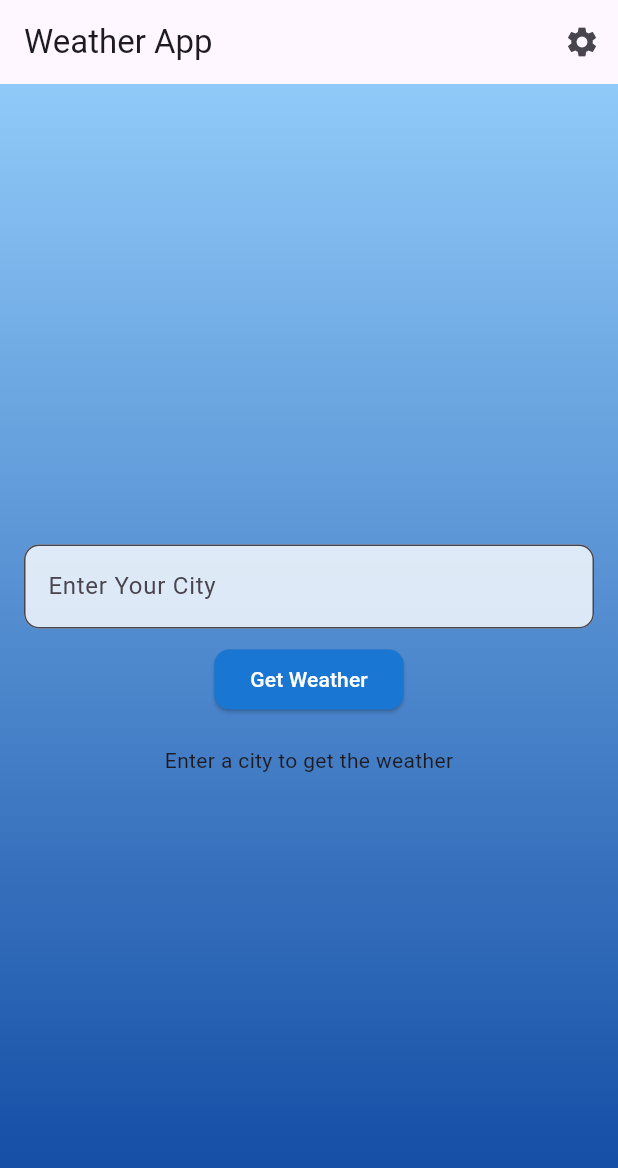
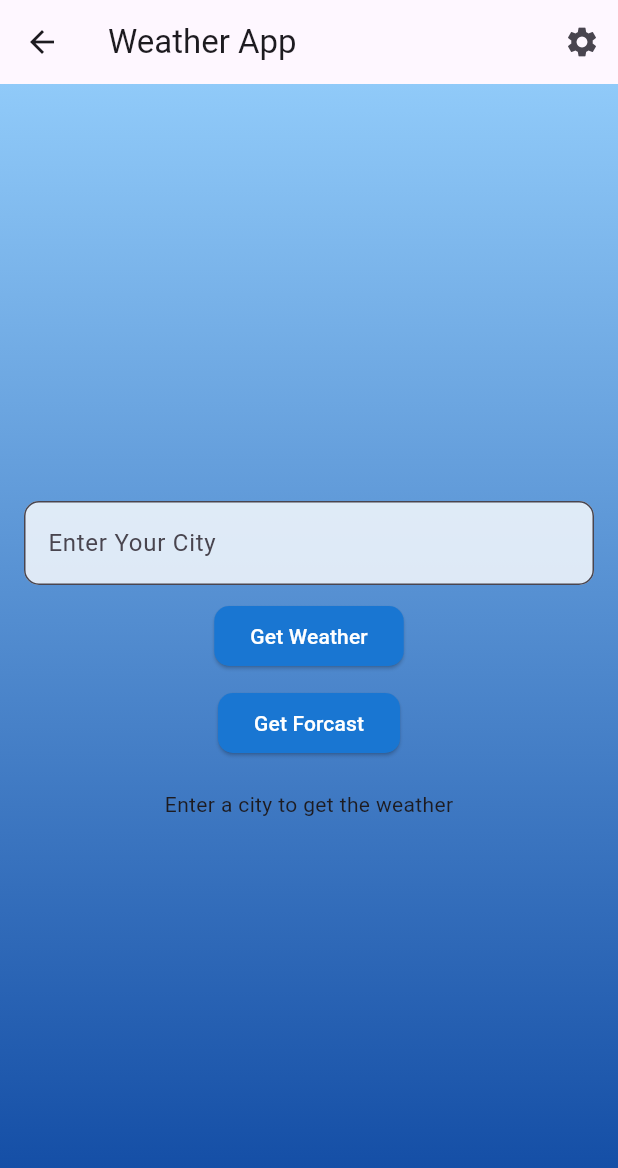
Before and after one commit to Sacolith/weather_app, a Flutter app: the HomeScreen screen opened directly, on a phone screen of 412 x 824 dp. Shown: the top 1168 px of the screen. Run offline on Flutter 3.47's test engine with Material 3 defaults, Android fonts, the phone set to English and light mode, and no system bars; our stand-ins replace flutter_dotenv, shared_preferences; accounts and stored records are empty; network calls fail.

Commit message:
third commit

```diff
--- a/lib/main.dart
+++ b/lib/main.dart
@@ -1,6 +1,6 @@
 import 'package:flutter/material.dart';
 import 'package:flutter_dotenv/flutter_dotenv.dart';
-import 'package:weather_app/screens/home_sreen.dart';
+import 'package:weather_app/routes.dart';
 
 void main() async{
   await dotenv.load(fileName: "assets/.env");
@@ -16,7 +16,8 @@ class MainApp extends StatelessWidget {
       theme: ThemeData(
         primarySwatch: Colors.blue
       ),
-      home: const HomeScreen()
+      initialRoute: '/home',
+      routes: Routes.getRoutes(),
     );
   }
 }
--- a/lib/models/weather_model.dart
+++ b/lib/models/weather_model.dart
@@ -1,17 +1,48 @@
-class Weather{
+class Weather {
   final String description;
   final double temperature;
   final String location;
+  final String localtime;
 
-  Weather({required this.description,
-  required this.temperature, required this.location});
 
-  factory Weather.fromJson(Map<String, dynamic>json){
+  Weather({
+    required this.description,
+    required this.temperature,
+    required this.location,
+    required this.localtime
+  });
+
+  factory Weather.fromJson(Map<String, dynamic> json) {
     return Weather(
-      description: json['Weather'][0]['description'],
+      localtime: json['localtime'],
+      description: json['weather'][0]['description'],
       temperature: json['main']['temp'],
       location: json['name'],
-
     );
   }
+
+
 }
+
+class WeatherForecast{
+  final String date;
+  final double temperature;
+  final String description;
+  final String location;
+
+  WeatherForecast({
+    required this.date,required this.description, required this.location,required this.temperature
+  });
+
+
+  factory WeatherForecast.fromJson(Map<String, dynamic> json, String location){
+    return WeatherForecast(
+      date: json['date'] ?? 'Unknown date',
+     description: json['day']['condition']['text']?? 'no description',
+       temperature: (json['day']['avgtemp_c'] ?? 0.0).toDouble(),
+       location: location,
+       );
+
+
+  }
+}
--- a/lib/screens/home_sreen.dart
+++ b/lib/screens/home_sreen.dart
@@ -1,6 +1,7 @@
 import 'package:flutter/material.dart';
 import 'package:shared_preferences/shared_preferences.dart';
 import 'package:weather_app/models/weather_model.dart';
+import 'package:weather_app/screens/forecast_screen.dart';
 import 'package:weather_app/screens/settings_screen.dart';
 import 'package:weather_app/services/weather_service.dart';
 import 'package:weather_app/widgets/weather_widget.dart';
@@ -43,6 +44,8 @@ class _HomeScreenState extends State<HomeScreen> {
         _weather = weather;
       });
     } catch (e) {
+      debugPrint(e.toString());
+      debugPrint(_cityController.text);
       // ignore: use_build_context_synchronously
       ScaffoldMessenger.of(context).showSnackBar(
         const SnackBar(content: Text('Failed to load weather data')),
@@ -52,6 +55,13 @@ class _HomeScreenState extends State<HomeScreen> {
         _isLoading = false;
       });
     }
+  }
+
+  void _getForecast(){
+    Navigator.push(context,
+    MaterialPageRoute(builder: (context)=>ForecastScreen(city: _cityController.text)
+    )
+    );
   }
 
   @override
@@ -105,6 +115,18 @@ class _HomeScreenState extends State<HomeScreen> {
               ),
               child: const Text('Get Weather'),
             ),
+            const SizedBox(height: 10,),
+            ElevatedButton(onPressed:(){
+              _getForecast();
+            },
+             style: ElevatedButton.styleFrom(
+                foregroundColor: Colors.white, backgroundColor: Colors.blue.shade700,
+                shape: RoundedRectangleBorder(
+                  borderRadius: BorderRadius.circular(10.0),
+                ),
+            ),
+            child: const Text('Get Forcast')
+            ),
             const SizedBox(height: 20),
             _isLoading
                 ? const Center(child: CircularProgressIndicator())
--- a/lib/screens/settings_screen.dart
+++ b/lib/screens/settings_screen.dart
@@ -98,6 +98,7 @@ class _SettingScreenState extends State<SettingScreen> {
               ),
               onChanged: (value) {
                 _defaultCity = value;
+
                 _saveSettings();
               },
             ),
--- a/lib/widgets/weather_widget.dart
+++ b/lib/widgets/weather_widget.dart
@@ -18,6 +18,8 @@ class WeatherWidget extends StatelessWidget{
         style: const TextStyle(fontSize: 20),),
         Text('Description: ${weather.description}',
         style: const TextStyle(fontSize: 20),),
+              Text('Time: ${weather.localtime}',
+        style: const TextStyle(fontSize: 20),),
       ],);
   }
 }
```
Also changed, not shown: lib/routes.dart (added, +14 -0 lines), lib/screens/forecast_screen.dart (+41 -17 lines), lib/services/weather_service.dart (+29 -1 lines), lib/widgets/forecast_widget.dart (+17 -16 lines).
